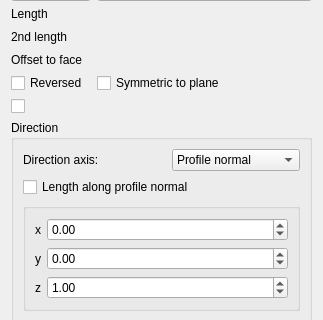
Qt form src/Mod/PartDesign/Gui/TaskPadPocketParameters.ui (realthunder/FreeCAD) before a commit; both pictures show x 0 to 323 and y 86 to 406 of the 323 by 652 pixel window.
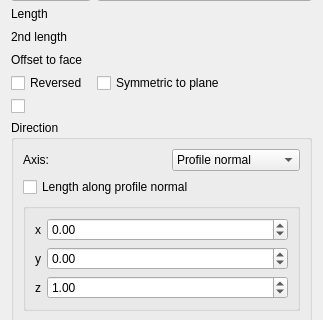
The same form after that commit. Custom widgets are drawn as their Qt base class.

What changed in the file:
```diff
--- a/src/Mod/PartDesign/Gui/TaskPadPocketParameters.ui
+++ b/src/Mod/PartDesign/Gui/TaskPadPocketParameters.ui
@@ -194,7 +194,7 @@
       <item row="0" column="0" colspan="2">
        <widget class="QLabel" name="labelEdge">
         <property name="text">
-         <string>Direction axis:</string>
+         <string>Axis:</string>
         </property>
        </widget>
       </item>
```
